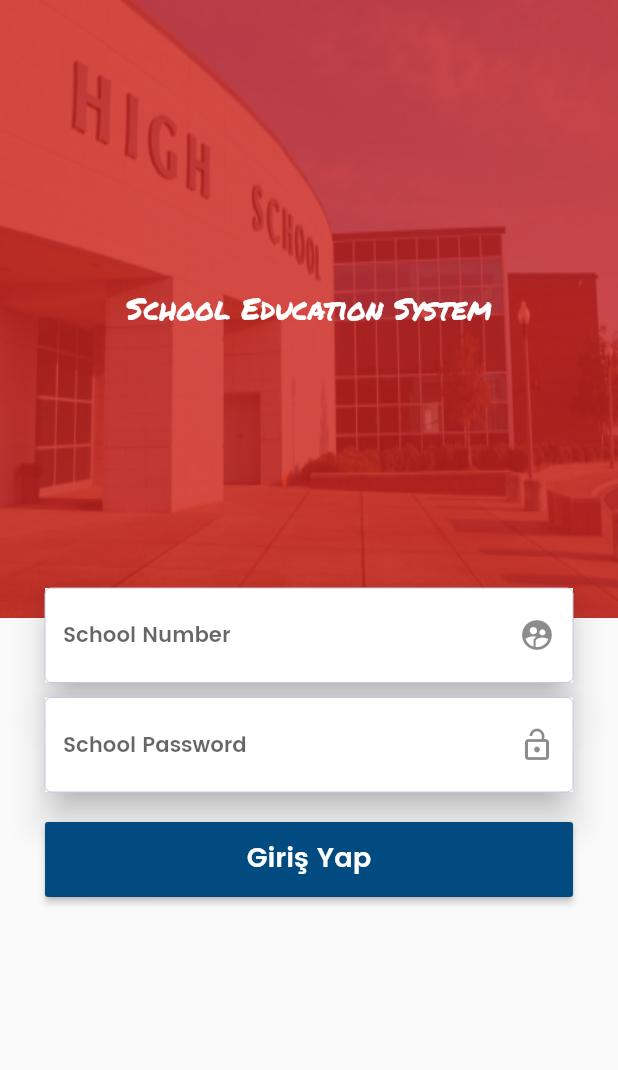
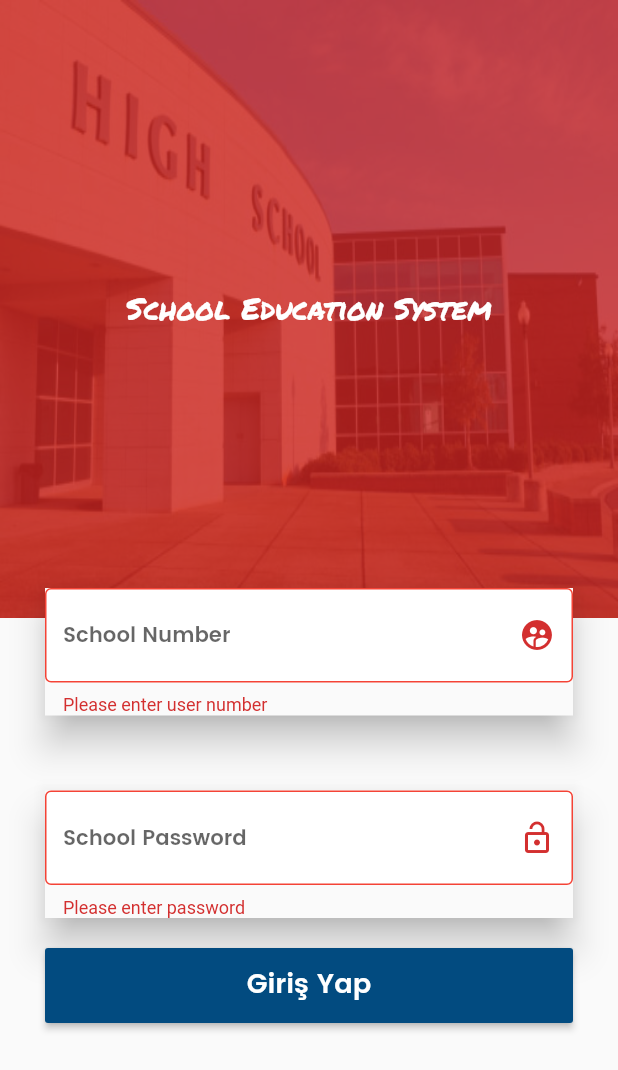
Before and after one commit to VB10/HighSchool, a Flutter app: the screen it shows after launch, after a tap on "Giriş Yap", on a phone screen of 412 x 824 dp. Shown: the top 1070 px of the screen. Run offline on Flutter 3.47's test engine with Material 2 defaults, Android fonts, the phone set to English and light mode, and no system bars.

```diff
--- a/lib/screen/login/login.dart
+++ b/lib/screen/login/login.dart
@@ -14,6 +14,7 @@ class LoginPage extends StatefulWidget {
 class _LoginPageState extends State<LoginPage> {
   String title = "School Education System";
   FocusNode myFocusNode;
+  final _formKey = GlobalKey<FormState>();
 
   double deviceWidth;
   double deviceHeight;
@@ -31,16 +32,22 @@ class _LoginPageState extends State<LoginPage> {
     deviceWidth = MediaQuery.of(context).size.width;
     deviceHeight = MediaQuery.of(context).size.height;
     bottomInsight = MediaQuery.of(context).viewInsets.bottom;
-    var child2 = Padding(
+    var body = Padding(
       padding: EdgeInsets.symmetric(horizontal: 30, vertical: 10),
+      child: Form(
+        key: _formKey,
         child: Column(
           children: <Widget>[
             Material(
               shadowColor: Colors.black,
               elevation: 10.0,
-            child: TextField(
+              child: TextFormField(
                 focusNode: myFocusNode,
-              onTap: () => {},
+                validator: (value) {
+                  if (value.isEmpty) {
+                    return "Please enter user number";
+                  }
+                },
                 textAlign: TextAlign.left,
                 maxLines: 1,
                 decoration: inputDecoration(
@@ -49,14 +56,21 @@ class _LoginPageState extends State<LoginPage> {
               ),
             ),
             SizedBox(
-            height: 10,
+              height: 50,
             ),
             Material(
               shadowColor: Colors.black,
               elevation: 10.0,
-            child: TextField(
+              child: TextFormField(
                 textAlign: TextAlign.left,
                 maxLines: 1,
+                obscureText: true,
+                validator: (value) {
+                  if (value.isEmpty) {
+                    return "Please enter password";
+                  }
+                },
+
                 decoration: inputDecoration("School Password", Icons.lock_open),
                 style: inputTextStyle,
               ),
@@ -66,8 +80,7 @@ class _LoginPageState extends State<LoginPage> {
             ),
             CustomBox(
               child: RaisedButton(
-              onPressed: () =>
-                  {print(MediaQuery.of(context).viewInsets.bottom)},
+                onPressed: () => {_formKey.currentState.validate()},
                 color: LOGIN_submitButtonColor,
                 child: Container(
                   child: Text(
@@ -80,6 +93,7 @@ class _LoginPageState extends State<LoginPage> {
               height: 50,
             )
           ],
+        ),
       ),
     );
     var headerStack = Stack(
@@ -103,15 +117,15 @@ class _LoginPageState extends State<LoginPage> {
         )
       ],
     );
-    var finalx = Scaffold(
+    var content = Scaffold(
         resizeToAvoidBottomInset: false,
         body: Stack(
           fit: StackFit.loose,
-
           children: <Widget>[
             AnimatedContainer(
               duration: Duration(milliseconds: 500),
-          height: bottomInsight == 0 ? deviceHeight * 0.5 : deviceHeight * 0.2,
+              height:
+                  bottomInsight == 0 ? deviceHeight * 0.5 : deviceHeight * 0.2,
               child: headerStack,
               curve: Curves.linear,
             ),
@@ -123,26 +137,10 @@ class _LoginPageState extends State<LoginPage> {
                       ? deviceHeight * 0.5 - 30
                       : deviceHeight * 0.2,
                 ),
-            child: child2),
-      ],
-    ));
-    var finalx2 = Scaffold(
-        body: Stack(
-      fit: StackFit.loose,
-      children: <Widget>[
-        AnimatedContainer(
-          height: deviceHeight * 0.2,
-          duration: Duration(seconds: 2),
-          child: headerStack,
-        ),
-        AnimatedContainer(
-          duration: Duration(seconds: 2),
-          margin: EdgeInsets.only(top: deviceHeight * 0.2),
-          child: child2,
-        ),
+                child: body),
           ],
         ));
 
-    return finalx;
+    return content;
   }
 }
--- a/lib/util/styles/text.dart
+++ b/lib/util/styles/text.dart
@@ -5,21 +5,22 @@ const inputTextStyle = TextStyle(
     fontWeight: FontWeight.w400,
     fontFamily: "Poppins",
     fontStyle: FontStyle.normal,
-
     fontSize: 14.0);
 const inputOutlineBorder = OutlineInputBorder(
     borderRadius: BorderRadius.all(Radius.elliptical(5, 5)),
     borderSide: BorderSide());
+
 inputDecoration(String hint, IconData icon) {
   return InputDecoration(
     hintText: hint,
     suffixIcon: Icon(icon),
-
+    errorBorder: OutlineInputBorder(
+      borderSide: BorderSide(color: Colors.red)
+    ),
     enabledBorder: OutlineInputBorder(
       // width: 0.0 produces a thin "hairline" border
-
       borderSide:
-          const BorderSide(color: Color.fromRGBO(196, 201, 223, 1), width: 0.0),
+          BorderSide(color: Color.fromRGBO(196, 201, 223, 1), width: 0.0),
     ),
     focusedBorder:
         OutlineInputBorder(borderSide: BorderSide(color: Colors.green)),
```
Also changed, not shown: lib/main.dart (+7 -7 lines), lib/screen/login/tt.dart (+45 -42 lines). Lines whose indentation alone changed are shown as unchanged.
